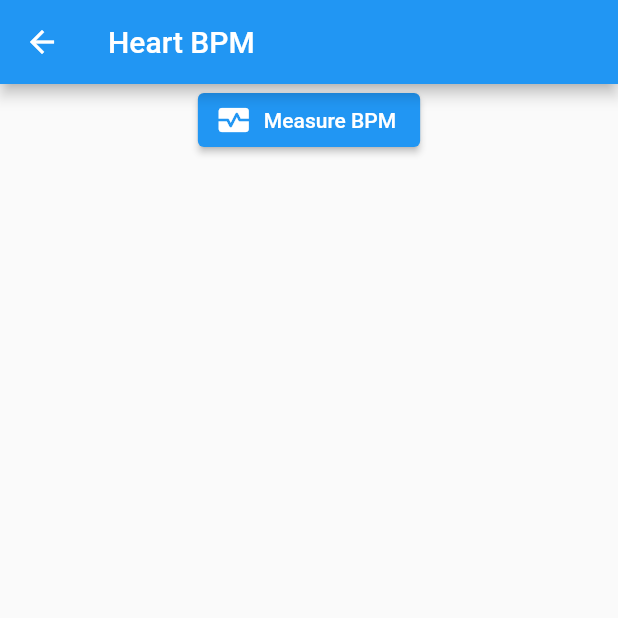
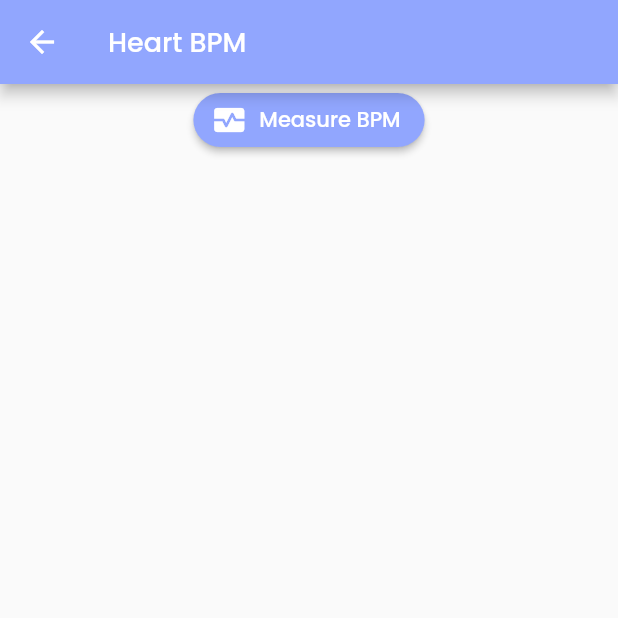
Before and after one commit to Agneeshz/anxiety_cdac, a Flutter app: the HeartRate screen opened directly, on a phone screen of 412 x 824 dp, the top half of it. Run offline on Flutter 3.47's test engine with Material 2 defaults, Android fonts, the phone set to English and light mode, and no system bars; our stand-ins replace camera, circular_countdown_timer, cloud_firestore, firebase_core, firebase_storage, google_fonts and 4 more; missing offline and left inert: firebase_ml_vision, flutter_fft, heart_bpm, record_mp3, stats; accounts and stored records are empty.

Commit message:
fixed heart rate page UI

```diff
--- a/lib/main.dart
+++ b/lib/main.dart
@@ -1,6 +1,7 @@
 import 'package:anxiety_cdac/constant/color.dart';
 import 'package:anxiety_cdac/pages/heart_rate.dart';
 import 'package:anxiety_cdac/pages/home.dart';
+import 'package:anxiety_cdac/pages/video.dart';
 import 'package:flutter/material.dart';
 import 'package:google_fonts/google_fonts.dart';
 import 'package:camera/camera.dart';
@@ -27,10 +28,10 @@ class MyApp extends StatelessWidget {
   // This widget is the root of your application.
   @override
   Widget build(BuildContext context) {
-    return const MaterialApp(
+    return MaterialApp(
       title: 'Face Detection',
       // home: Home(cameras: cameras),
-      home: HeartRate(),
+      home: VideoPage(),
       // home: Init(
       //   cameras: cameras,
       // ),
--- a/lib/pages/audio.dart
+++ b/lib/pages/audio.dart
@@ -62,7 +62,8 @@ class _AudioPageState extends State<AudioPage> {
                 height: 1.5,
               ),
             ),
-        )),
+          ),
+        ),
         automaticallyImplyLeading: false,
       ),
       body: isLoading
--- a/lib/pages/heart_rate.dart
+++ b/lib/pages/heart_rate.dart
@@ -1,7 +1,9 @@
+import 'package:anxiety_cdac/constant/color.dart';
 import 'package:anxiety_cdac/pages/exit.dart';
 import 'package:anxiety_cdac/widgets/loading.dart';
 import 'package:cloud_firestore/cloud_firestore.dart';
 import 'package:flutter/material.dart';
+import 'package:google_fonts/google_fonts.dart';
 import 'package:heart_bpm/chart.dart';
 import 'package:heart_bpm/heart_bpm.dart';
 import 'package:shared_preferences/shared_preferences.dart';
@@ -68,7 +70,17 @@ class _HeartRateState extends State<HeartRate> {
   Widget build(BuildContext context) {
     return Scaffold(
       appBar: AppBar(
-        title: const Text('Heart BPM'),
+        backgroundColor: primaryColor,
+        title: Text(
+          'Heart BPM',
+          style: GoogleFonts.poppins(
+            fontSize: 18,
+            textStyle: GoogleFonts.poppins(
+              color: Colors.white,
+              height: 1.5,
+            ),
+          ),
+        ),
       ),
       body: isLoading
           ? const LoadingScreen()
@@ -106,9 +118,20 @@ class _HeartRateState extends State<HeartRate> {
                     : const SizedBox(),
                 Center(
                   child: ElevatedButton.icon(
+                    style: ButtonStyle(
+                      backgroundColor: MaterialStateProperty.all(primaryColor),
+                      //round shape
+                      shape: MaterialStateProperty.all<RoundedRectangleBorder>(
+                        RoundedRectangleBorder(
+                          borderRadius: BorderRadius.circular(18.0),
+                        ),
+                      ),
+                    ),
                     icon: const Icon(Icons.monitor_heart),
-                    label:
-                        Text(isBPMEnabled ? "Stop measurement" : "Measure BPM"),
+                    label: Text(
+                      isBPMEnabled ? "Stop measurement" : "Measure BPM",
+                      style: GoogleFonts.poppins(),
+                    ),
                     onPressed: () => setState(
                       () {
                         if (isBPMEnabled) {
@@ -124,8 +147,22 @@ class _HeartRateState extends State<HeartRate> {
                 iscompleted
                     ? Center(
                         child: ElevatedButton.icon(
+                          style: ButtonStyle(
+                            backgroundColor:
+                                MaterialStateProperty.all(primaryColor),
+                            //round shape
+                            shape: MaterialStateProperty.all<
+                                RoundedRectangleBorder>(
+                              RoundedRectangleBorder(
+                                borderRadius: BorderRadius.circular(18.0),
+                              ),
+                            ),
+                          ),
                           icon: const Icon(Icons.navigate_next_outlined),
-                          label: const Text("Submit"),
+                          label: Text(
+                            "Submit",
+                            style: GoogleFonts.poppins(),
+                          ),
                           onPressed: () => setState(
                             () {
                               submit();
--- a/lib/pages/upload.dart
+++ b/lib/pages/upload.dart
@@ -108,13 +108,13 @@ class _UploadPageState extends State<UploadPage> {
                     );
                   },
                   child: Container(
-                    margin: EdgeInsets.only(top: 20),
+                    margin: const EdgeInsets.only(top: 20),
                     decoration: BoxDecoration(
                       borderRadius: BorderRadius.circular(20),
                       color: primaryColor,
                     ),
                     child: Padding(
-                      padding: EdgeInsets.symmetric(
+                      padding: const EdgeInsets.symmetric(
                         horizontal: 12,
                         vertical: 10,
                       ),
```
Lines whose indentation alone changed are shown as unchanged.
